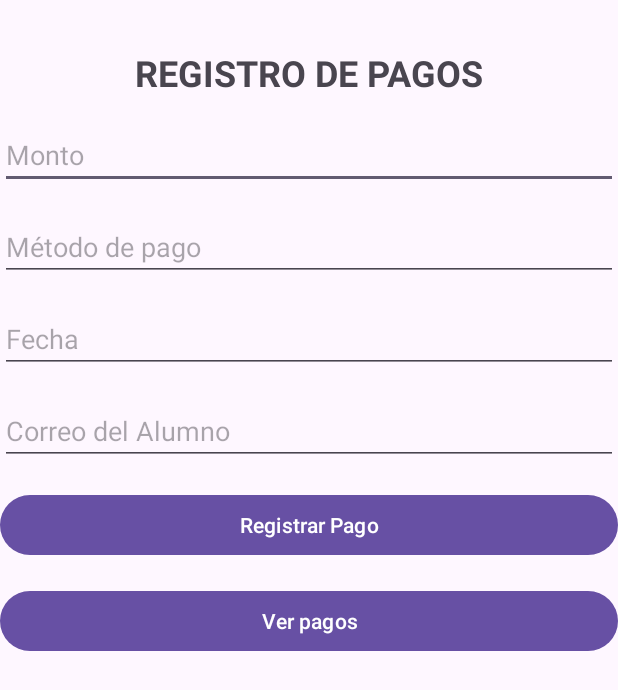
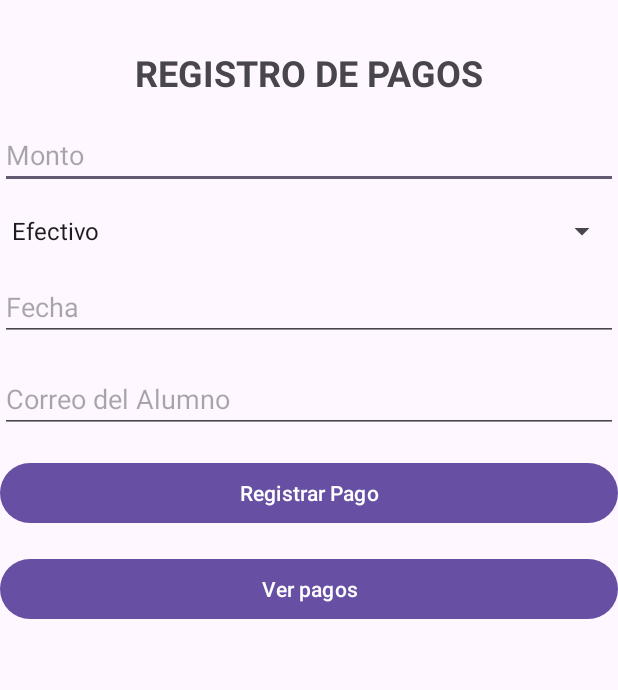
Before and after one commit to Marcelo935/AcademTracker, an Android app: the RegistropagosActivity screen opened directly, with no data from a screen before it, after a tap on "Registrar Pago", on a phone screen of 412 x 824 dp. Shown: the top 690 px of the screen. Run offline under Robolectric (Android 15) with nearby library versions, the phone set to English and light mode, and no system bars; our stand-ins replace Firebase (no records; nobody signed in at launch, a user with empty details on screens opened directly); Roboto replaces fonts that are not available here.

Commit message:
mostrar oagos a alumnos

```diff
--- a/app/src/main/java/com/example/academtracker/Secretaria_pagos_adapter.java
+++ b/app/src/main/java/com/example/academtracker/Secretaria_pagos_adapter.java
@@ -33,7 +33,7 @@ public class Secretaria_pagos_adapter extends FirestoreRecyclerAdapter<Pagos,Sec
         Log.d("ACTALUM", "Nombres de los alumnos: " + pagos.getAlumnoId());
         viewHolder.Correo.setText(pagos.getAlumnoId());
         viewHolder.MetodoPago.setText(pagos.getMetodoPago());
-        viewHolder.Monto.setText(pagos.getMonto());
+        viewHolder.Monto.setText(String.valueOf(pagos.getMonto()));
         viewHolder.Fecha.setText(pagos.getFecha());
     }
 
--- a/app/src/main/java/com/example/academtracker/UsuarioAvanzado/RegistropagosActivity.java
+++ b/app/src/main/java/com/example/academtracker/UsuarioAvanzado/RegistropagosActivity.java
@@ -1,25 +1,33 @@
 package com.example.academtracker.UsuarioAvanzado;
 
+import android.app.DatePickerDialog;
 import android.content.Intent;
 import android.os.Bundle;
 import android.view.View;
+import android.widget.AdapterView;
+import android.widget.ArrayAdapter;
 import android.widget.Button;
 import android.widget.EditText;
+import android.widget.Spinner;
 import android.widget.Toast;
 
 import androidx.appcompat.app.AppCompatActivity;
 
 import com.example.academtracker.R;
 import com.example.academtracker.Secretaria_pagos_man;
-import com.example.academtracker.Secretarias_materias_man;
-import com.example.academtracker.UsuarioBasico.ProfesorActivity;
+import com.google.firebase.auth.FirebaseAuth;
+import com.google.firebase.auth.FirebaseUser;
 import com.google.firebase.firestore.FirebaseFirestore;
+
+import java.util.Calendar;
 
 public class RegistropagosActivity extends AppCompatActivity {
 
-    private EditText etMonto, etMetodoPago, etFecha, etAlumnoId;
+    private EditText etMonto, etFecha, etAlumnoId;
+    private Spinner spMetodoPago;
     private Button btnRegistrarPago, btnVerPagos;
     private FirebaseFirestore db;
+    private String metodoPagoSeleccionado;
 
     @Override
     protected void onCreate(Bundle savedInstanceState) {
@@ -29,47 +37,82 @@ public class RegistropagosActivity extends AppCompatActivity {
         // Inicializar Firestore
         db = FirebaseFirestore.getInstance();
 
-        // Vincular los elementos del layout
         etMonto = findViewById(R.id.etMonto);
-        etMetodoPago = findViewById(R.id.etMetodoPago);
         etFecha = findViewById(R.id.etFecha);
         etAlumnoId = findViewById(R.id.etAlumnoId);
+        spMetodoPago = findViewById(R.id.spMetodoPago);
         btnRegistrarPago = findViewById(R.id.btnRegistrarPago);
         btnVerPagos = findViewById(R.id.btnVerPagos);
 
-        // Configurar el botón de registro de pago
-        btnRegistrarPago.setOnClickListener(new View.OnClickListener() {
+        // Configurar el Spinner para método de pago
+        ArrayAdapter<CharSequence> adapter = ArrayAdapter.createFromResource(this,
+                R.array.metodos_pago, android.R.layout.simple_spinner_item);
+        adapter.setDropDownViewResource(android.R.layout.simple_spinner_dropdown_item);
+        spMetodoPago.setAdapter(adapter);
+
+        spMetodoPago.setOnItemSelectedListener(new AdapterView.OnItemSelectedListener() {
             @Override
-            public void onClick(View v) {
-                registrarPago();
+            public void onItemSelected(AdapterView<?> parent, View view, int position, long id) {
+                metodoPagoSeleccionado = parent.getItemAtPosition(position).toString();
+            }
+
+            @Override
+            public void onNothingSelected(AdapterView<?> parent) {
+                metodoPagoSeleccionado = "";
             }
         });
 
-        btnVerPagos.setOnClickListener(new View.OnClickListener() {
-            @Override
-            public void onClick(View v) {
-                Intent intent = new Intent(RegistropagosActivity.this, Secretaria_pagos_man.class);
-                startActivity(intent);
-                finish();
-            }
+        // Configurar el selector de fecha
+        etFecha.setOnClickListener(v -> mostrarSelectorFecha());
+
+        // Configurar el botón de registro de pago
+        btnRegistrarPago.setOnClickListener(v -> registrarPago());
+
+        // Configurar el botón para ver los pagos
+        btnVerPagos.setOnClickListener(v -> {
+            Intent intent = new Intent(RegistropagosActivity.this, Secretaria_pagos_man.class);
+            startActivity(intent);
+            finish();
         });
+    }
+
+    private void mostrarSelectorFecha() {
+        Calendar calendar = Calendar.getInstance();
+        int year = calendar.get(Calendar.YEAR);
+        int month = calendar.get(Calendar.MONTH);
+        int day = calendar.get(Calendar.DAY_OF_MONTH);
+
+        DatePickerDialog datePickerDialog = new DatePickerDialog(this,
+                (view, year1, month1, dayOfMonth) -> {
+                    String fechaSeleccionada = dayOfMonth + "/" + (month1 + 1) + "/" + year1;
+                    etFecha.setText(fechaSeleccionada);
+                }, year, month, day);
+        datePickerDialog.show();
     }
 
     private void registrarPago() {
         // Obtener los datos ingresados
-        String monto = etMonto.getText().toString().trim();
-        String metodoPago = etMetodoPago.getText().toString().trim();
+        String montoString = etMonto.getText().toString().trim();
         String fecha = etFecha.getText().toString().trim();
         String alumnoId = etAlumnoId.getText().toString().trim();
 
         // Validar que los campos no estén vacíos
-        if (monto.isEmpty() || metodoPago.isEmpty() || fecha.isEmpty() || alumnoId.isEmpty()) {
+        if (montoString.isEmpty() || metodoPagoSeleccionado.isEmpty() || fecha.isEmpty() || alumnoId.isEmpty()) {
             Toast.makeText(RegistropagosActivity.this, "Todos los campos son requeridos", Toast.LENGTH_SHORT).show();
             return;
         }
 
-        // Crear un mapa para almacenar los datos del pago
-        Payment payment = new Payment(monto, metodoPago, fecha, alumnoId);
+        // Validar que el monto sea un número válido
+        double monto = 0;
+        try {
+            monto = Double.parseDouble(montoString);
+        } catch (NumberFormatException e) {
+            Toast.makeText(RegistropagosActivity.this, "Monto inválido", Toast.LENGTH_SHORT).show();
+            return;
+        }
+
+        // Crear un objeto Payment para almacenar los datos del pago
+        Payment payment = new Payment(monto, metodoPagoSeleccionado, fecha, alumnoId);
 
         // Guardar el pago en Firestore
         db.collection("Pagos")
@@ -79,9 +122,9 @@ public class RegistropagosActivity extends AppCompatActivity {
                     Toast.makeText(RegistropagosActivity.this, "Pago registrado exitosamente", Toast.LENGTH_SHORT).show();
                     // Limpiar los campos
                     etMonto.setText("");
-                    etMetodoPago.setText("");
                     etFecha.setText("");
                     etAlumnoId.setText("");
+                    spMetodoPago.setSelection(0);
                 })
                 .addOnFailureListener(e -> {
                     // Error al guardar el pago
@@ -89,21 +132,20 @@ public class RegistropagosActivity extends AppCompatActivity {
                 });
     }
 
-    // Clase interna para representar los datos del pago
     public static class Payment {
-        private String monto;
+        private double monto;
         private String metodoPago;
         private String fecha;
         private String alumnoId;
 
-        public Payment(String monto, String metodoPago, String fecha, String alumnoId) {
+        public Payment(double monto, String metodoPago, String fecha, String alumnoId) {
             this.monto = monto;
             this.metodoPago = metodoPago;
             this.fecha = fecha;
             this.alumnoId = alumnoId;
         }
 
-        public String getMonto() {
+        public double getMonto() {
             return monto;
         }
 
--- a/app/src/main/res/layout/activity_registropagos.xml
+++ b/app/src/main/res/layout/activity_registropagos.xml
@@ -21,16 +21,15 @@
         android:hint="Monto"
         android:inputType="numberDecimal"
         android:layout_below="@id/tituloRegistroPagos"
-        android:layout_marginTop="16dp"/>
+        android:layout_marginTop="16dp" />
 
-    <!-- Campo para el método de pago -->
-    <EditText
-        android:id="@+id/etMetodoPago"
+    <!-- Spinner para el método de pago -->
+    <Spinner
+        android:id="@+id/spMetodoPago"
         android:layout_width="match_parent"
         android:layout_height="wrap_content"
-        android:hint="Método de pago"
         android:layout_below="@id/etMonto"
-        android:layout_marginTop="16dp"/>
+        android:layout_marginTop="16dp" />
 
     <!-- Campo para la fecha -->
     <EditText
@@ -38,8 +37,9 @@
         android:layout_width="match_parent"
         android:layout_height="wrap_content"
         android:hint="Fecha"
-        android:layout_below="@id/etMetodoPago"
-        android:layout_marginTop="16dp"/>
+        android:focusable="false"
+        android:layout_below="@id/spMetodoPago"
+        android:layout_marginTop="16dp" />
 
     <!-- Campo para el ID del alumno -->
     <EditText
@@ -48,7 +48,7 @@
         android:layout_height="wrap_content"
         android:hint="Correo del Alumno"
         android:layout_below="@id/etFecha"
-        android:layout_marginTop="16dp"/>
+        android:layout_marginTop="16dp" />
 
     <!-- Botón para registrar el pago -->
     <Button
@@ -57,13 +57,14 @@
         android:layout_height="wrap_content"
         android:text="Registrar Pago"
         android:layout_below="@id/etAlumnoId"
-        android:layout_marginTop="16dp"/>
+        android:layout_marginTop="16dp" />
 
+    <!-- Botón para ver los pagos -->
     <Button
         android:id="@+id/btnVerPagos"
         android:layout_width="match_parent"
         android:layout_height="wrap_content"
-        android:layout_below="@id/etAlumnoId"
-        android:layout_marginTop="80dp"
+        android:layout_below="@id/btnRegistrarPago"
+        android:layout_marginTop="16dp"
         android:text="Ver pagos" />
 </RelativeLayout>
--- a/app/src/main/res/values/strings.xml
+++ b/app/src/main/res/values/strings.xml
@@ -7,6 +7,11 @@
     <string name="second_fragment_label">Second Fragment</string>
     <string name="next">Next</string>
     <string name="previous">Previous</string>
+    <string-array name="metodos_pago">
+        <item>Efectivo</item>
+        <item>Tarjeta</item>
+    </string-array>
+
 
     <string name="lorem_ipsum">
         Lorem ipsum dolor sit amet, consectetur adipiscing elit. Nam in scelerisque sem. Mauris
```
Also changed, not shown: app/src/main/java/com/example/academtracker/UsuarioBasico/AlumnoActivity.java (+12 -2 lines), app/src/main/java/com/example/academtracker/UsuarioBasico/MostrarPagosActivity.java (added, +102 -0 lines), app/src/main/java/com/example/academtracker/adapter/AlumnosPagos_adapter.java (added, +61 -0 lines), app/src/main/java/com/example/academtracker/model/Pagos.java (+4 -4 lines), app/src/main/res/layout/activity_mostrar_pagos.xml (added, +24 -0 lines), app/src/main/res/layout/item_pago.xml (added, +30 -0 lines), app/src/main/res/layout/usuariobasico_alumnos.xml (+11 -13 lines).
